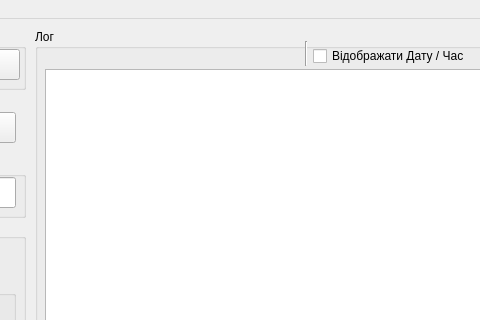
This is mainwindow.ui in centroparotjag/cukorok_drone_detector as Qt 5 draws it before an edit; both pictures show x 435 to 915 and y 0 to 320 of the 1150 by 740 pixel window. The edited form follows.
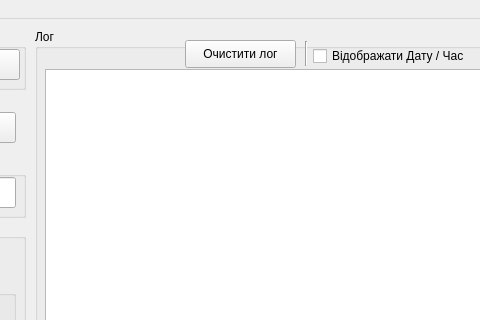
This is the edited form.

Commit message: Fix DTR (reboot device). Add button Clear LOG

Diff of the .ui file:
```diff
--- a/mainwindow.ui
+++ b/mainwindow.ui
@@ -194,6 +194,19 @@
       <enum>Qt::Vertical</enum>
      </property>
     </widget>
+    <widget class="QPushButton" name="pushButton__Clear_log">
+     <property name="geometry">
+      <rect>
+       <x>150</x>
+       <y>11</y>
+       <width>111</width>
+       <height>28</height>
+      </rect>
+     </property>
+     <property name="text">
+      <string>Очистити лог</string>
+     </property>
+    </widget>
    </widget>
    <widget class="QGroupBox" name="groupBox_4">
     <property name="geometry">
```
The commit also changes 3 other files.
